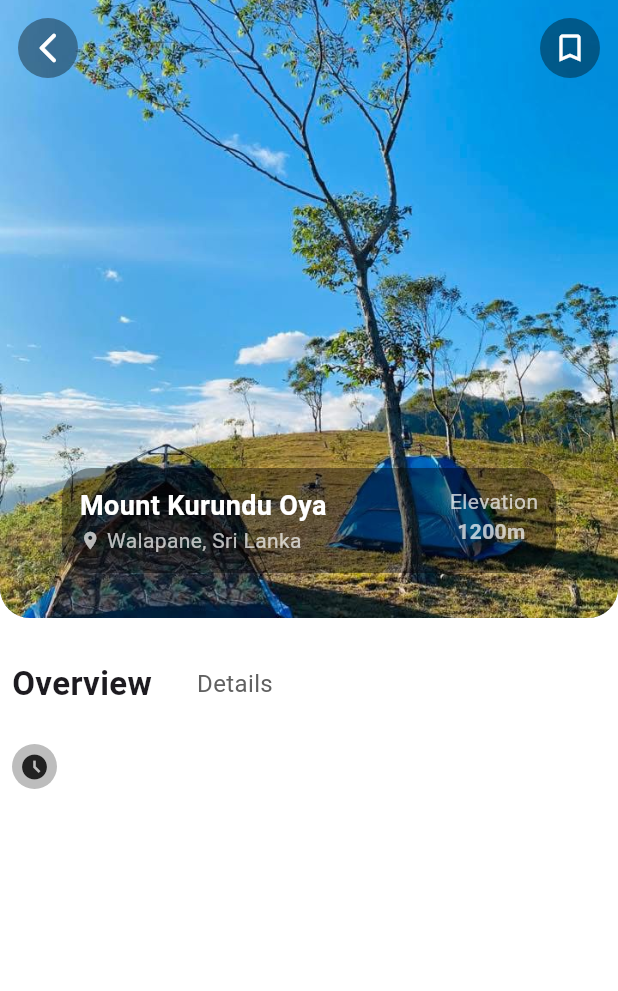
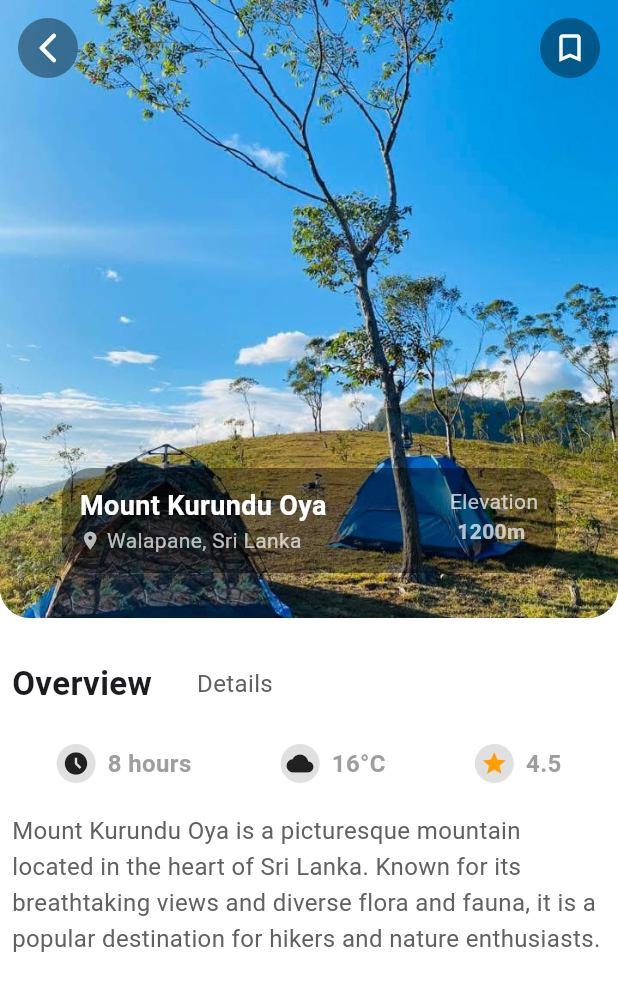
Before and after one commit to Eranga035225/app_for_travel_tales_flutter, a Flutter app: the screen it shows after launch, on a phone screen of 412 x 824 dp. Shown: the top 991 px of the screen. Run offline on Flutter 3.47's test engine with Material 3 defaults, Android fonts, the phone set to English and light mode, and no system bars; our stand-ins replace font_awesome_flutter, google_fonts.

Commit message:
developed section 1, 2, 3 in this page

```diff
--- a/lib/screens/place_view.dart
+++ b/lib/screens/place_view.dart
@@ -118,21 +118,51 @@ class PlaceView extends StatelessWidget {
                 ],),
                 SizedBox(height: 25,),
                 Row(
+                  mainAxisAlignment: MainAxisAlignment.spaceAround,
                   children: [
                   Row(
                     children: [
                       CircleAvatar(
-                        radius: 15,
-                        backgroundColor: Colors.grey.shade400,
-                        child: Icon(Icons.access_time_filled_outlined, size: 20,color: Colors.grey.shade900,),
-                      )
+                        radius: 13,
+                        backgroundColor: Colors.grey.shade300,
+                        child: Icon(Icons.access_time_filled_outlined, size: 18,color: Colors.grey.shade900,),
+                      ),
+                      SizedBox(width: 8,),
+                      Text('8 hours', style: TextStyle(fontSize: 16, fontWeight: FontWeight.bold, color: Colors.grey.shade500),)
 
                     ],
-                  )
-                  ],
-                )
+                  ),
+                  Row(
+                    children: [
+                      CircleAvatar(
+                        radius: 13,
+                        backgroundColor: Colors.grey.shade300,
+                        child: Icon(Icons.cloud, size: 18,color: Colors.grey.shade900,),
+                      ),
+                      SizedBox(width: 8,),
+                      Text('16°C', style: TextStyle(fontSize: 16, fontWeight: FontWeight.bold, color: Colors.grey.shade500),)
+
+                    ],
+                  ),
+                  Row(
+                    children: [
+                      CircleAvatar(
+                        radius: 13,
+                        backgroundColor: Colors.grey.shade300,
+                        child: Icon(Icons.star, size: 18,color: Colors.amber.shade700,),
+                      ),
+                      SizedBox(width: 8,),
+                      Text('4.5', style: TextStyle(fontSize: 16, fontWeight: FontWeight.bold, color: Colors.grey.shade500),)
+
+                    ],
+                  ),
 
                   ],
+                ),
+                SizedBox(height: 20,),
+                Text('Mount Kurundu Oya is a picturesque mountain located in the heart of Sri Lanka. Known for its breathtaking views and diverse flora and fauna, it is a popular destination for hikers and nature enthusiasts.', style: TextStyle(fontSize: 16, color: Colors.grey.shade700, height: 1.5),)
+
+              ],
             ),
           )
 
```
